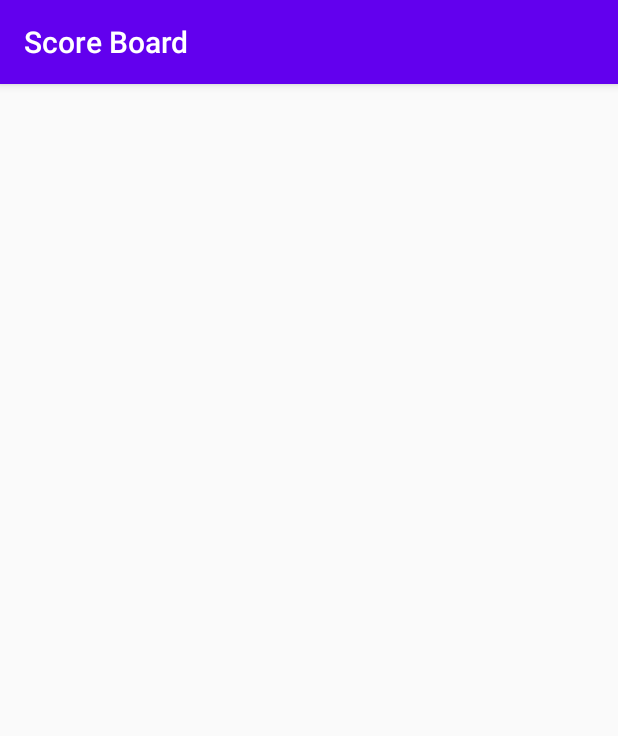
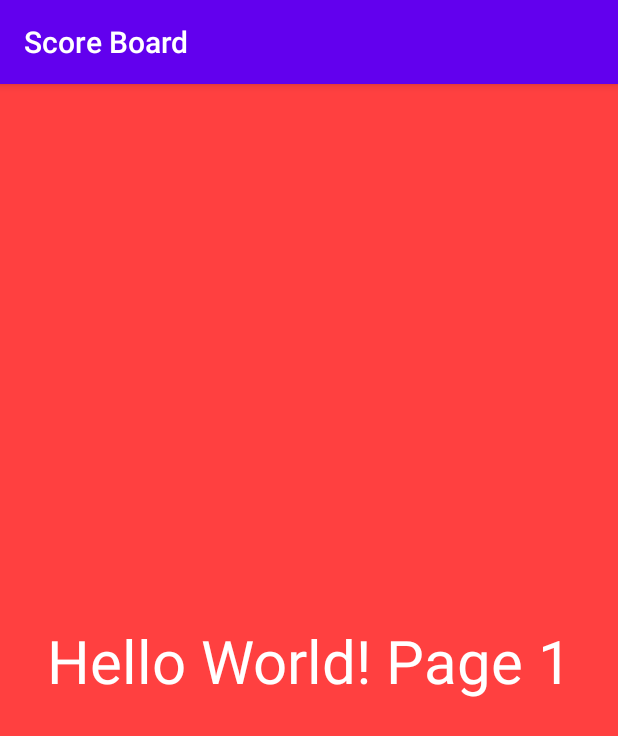
Before and after one commit to Petiazediter/ScoreboardPublic, an Android app: the screen it shows after launch (MainActivity), on a phone screen of 412 x 824 dp. Shown: the top 736 px of the screen. Run offline under Robolectric (Android 15) with nearby library versions, the phone set to English and light mode, and no system bars; our stand-ins replace ButterKnife.

Commit message:
ViewPager with 2 basic fragment

```diff
--- a/ScoreBoard/app/build.gradle
+++ b/ScoreBoard/app/build.gradle
@@ -12,6 +12,11 @@ android {
         versionName "1.0"
 
         testInstrumentationRunner "androidx.test.runner.AndroidJUnitRunner"
+    }
+
+    compileOptions {
+        sourceCompatibility 1.8
+        targetCompatibility 1.8
     }
 
     buildTypes {
--- a/ScoreBoard/app/src/main/java/com/codecool/scoreboard/MainActivity.java
+++ b/ScoreBoard/app/src/main/java/com/codecool/scoreboard/MainActivity.java
@@ -1,9 +1,18 @@
 package com.codecool.scoreboard;
 
 import androidx.appcompat.app.AppCompatActivity;
+import androidx.fragment.app.Fragment;
+import androidx.fragment.app.FragmentStatePagerAdapter;
+import androidx.viewpager.widget.PagerAdapter;
 import androidx.viewpager.widget.ViewPager;
 
 import android.os.Bundle;
+
+import com.codecool.scoreboard.fragments.Fragment1;
+import com.codecool.scoreboard.fragments.Fragment2;
+
+import java.util.ArrayList;
+import java.util.List;
 
 import butterknife.BindView;
 import butterknife.ButterKnife;
@@ -12,6 +21,7 @@ public class MainActivity extends AppCompatActivity {
 
     @BindView(R.id.main_view_pager)
     ViewPager viewPager;
+    PagerAdapter pagerAdapter;
 
     @Override
     protected void onCreate(Bundle savedInstanceState) {
@@ -19,5 +29,14 @@ public class MainActivity extends AppCompatActivity {
         setContentView(R.layout.activity_main);
 
         ButterKnife.bind(this);
+
+        List<Fragment> fragmentList = new ArrayList<>();
+        fragmentList.add(new Fragment1());
+        fragmentList.add(new Fragment2());
+
+        pagerAdapter = new SlideAdapter(getSupportFragmentManager(), FragmentStatePagerAdapter.BEHAVIOR_RESUME_ONLY_CURRENT_FRAGMENT, fragmentList);
+        viewPager.setAdapter(pagerAdapter);
     }
+
+
 }
--- /dev/null
+++ b/ScoreBoard/app/src/main/java/com/codecool/scoreboard/SlideAdapter.java
@@ -0,0 +1,29 @@
+package com.codecool.scoreboard;
+
+import androidx.annotation.NonNull;
+import androidx.fragment.app.Fragment;
+import androidx.fragment.app.FragmentManager;
+import androidx.fragment.app.FragmentStatePagerAdapter;
+
+import java.util.List;
+
+public class SlideAdapter extends FragmentStatePagerAdapter {
+
+    private List<Fragment> fragmentList;
+
+    public SlideAdapter(@NonNull FragmentManager fm, int behavior, List<Fragment> fragmentList) {
+        super(fm, behavior);
+        this.fragmentList = fragmentList;
+    }
+
+    @NonNull
+    @Override
+    public Fragment getItem(int position) {
+        return fragmentList.get(position);
+    }
+
+    @Override
+    public int getCount() {
+        return fragmentList.size();
+    }
+}
--- /dev/null
+++ b/ScoreBoard/app/src/main/java/com/codecool/scoreboard/fragments/Fragment1.java
@@ -0,0 +1,23 @@
+package com.codecool.scoreboard.fragments;
+
+import android.os.Bundle;
+import android.view.LayoutInflater;
+import android.view.View;
+import android.view.ViewGroup;
+
+import androidx.annotation.NonNull;
+import androidx.annotation.Nullable;
+import androidx.fragment.app.Fragment;
+
+import com.codecool.scoreboard.R;
+
+public class Fragment1 extends Fragment {
+
+    @Nullable
+    @Override
+    public View onCreateView(@NonNull LayoutInflater inflater, @Nullable ViewGroup container, @Nullable Bundle savedInstanceState) {
+
+        View view = inflater.inflate(R.layout.page_1, container, false);
+        return view;
+    }
+}
--- /dev/null
+++ b/ScoreBoard/app/src/main/java/com/codecool/scoreboard/fragments/Fragment2.java
@@ -0,0 +1,24 @@
+package com.codecool.scoreboard.fragments;
+
+import android.os.Bundle;
+import android.view.LayoutInflater;
+import android.view.View;
+import android.view.ViewGroup;
+
+import androidx.annotation.NonNull;
+import androidx.annotation.Nullable;
+import androidx.fragment.app.Fragment;
+
+import com.codecool.scoreboard.R;
+
+public class Fragment2 extends Fragment {
+
+    @Nullable
+    @Override
+    public View onCreateView(@NonNull LayoutInflater inflater, @Nullable ViewGroup container, @Nullable Bundle savedInstanceState) {
+
+        View view = inflater.inflate(R.layout.page_2, container, false);
+        return view;
+    }
+
+}
--- /dev/null
+++ b/ScoreBoard/app/src/main/res/layout/page_1.xml
@@ -0,0 +1,20 @@
+<?xml version="1.0" encoding="utf-8"?>
+<androidx.constraintlayout.widget.ConstraintLayout xmlns:android="http://schemas.android.com/apk/res/android"
+    android:layout_width="match_parent"
+    android:layout_height="match_parent"
+    xmlns:app="http://schemas.android.com/apk/res-auto"
+    android:background="#ff4040">
+
+    <TextView
+        android:layout_width="wrap_content"
+        android:layout_height="wrap_content"
+        app:layout_constraintLeft_toLeftOf="parent"
+        app:layout_constraintTop_toTopOf="parent"
+        app:layout_constraintRight_toRightOf="parent"
+        app:layout_constraintBottom_toBottomOf="parent"
+        android:text="Hello World! Page 1"
+        android:textColor="#ffffff"
+        android:textSize="40dp"
+        android:gravity="center"/>
+
+</androidx.constraintlayout.widget.ConstraintLayout>
```
Also changed, not shown: ScoreBoard/app/src/main/res/layout/page_2.xml (added, +20 -0 lines).
